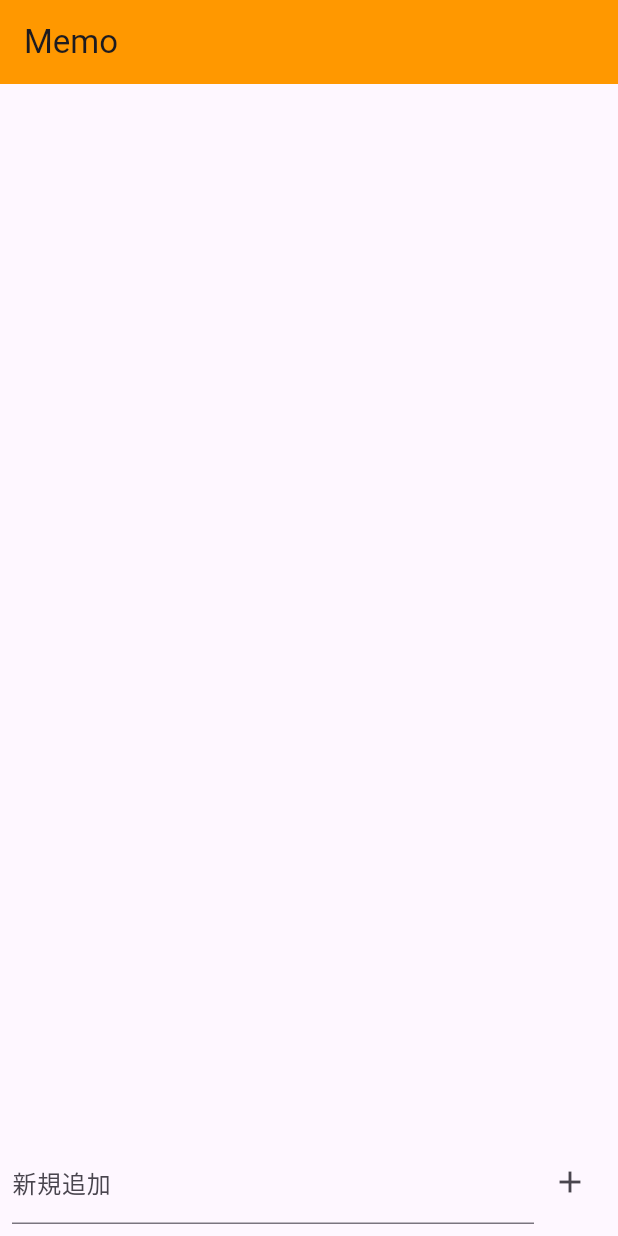
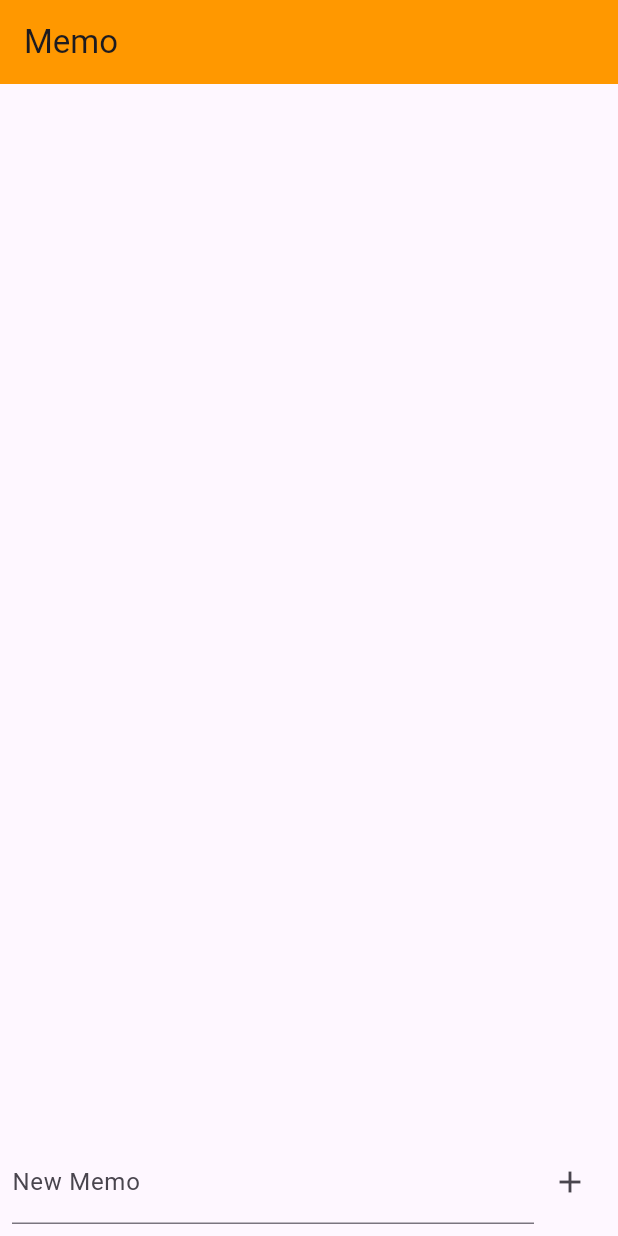
Before and after one commit to Shi-ori/Fultter, a Flutter app: the MemoPage screen opened directly, on a phone screen of 412 x 824 dp. Run offline on Flutter 3.47's test engine with Material 3 defaults, Android fonts, the phone set to English and light mode, and no system bars; our stand-ins replace flutter_local_notifications; missing offline and left inert: dart:html.

Commit message:
Revert "コメント追加"
This reverts commit 566385089264f32b3863f7579e3d1a68be09ee16.

```diff
--- a/fultter_task/lib/memo.dart
+++ b/fultter_task/lib/memo.dart
@@ -1,12 +1,13 @@
 import 'package:flutter/material.dart';
 import 'package:provider/provider.dart';
 
-// メモページ遷移
+
 class NextPage extends StatelessWidget {
   const NextPage({Key? key}) : super(key: key);
 
   @override
   Widget build(BuildContext context) {
+    // ChangeNotifierProviderがあるみたい
     return ChangeNotifierProvider(
       create: (context) => MemoModel(),
       child: MaterialApp(
@@ -26,6 +27,7 @@ class MemoPage extends StatelessWidget {
 
   @override
   Widget build(BuildContext context) {
+
     final memoModel = Provider.of<MemoModel>(context, listen: true);
 
     return Scaffold(
@@ -36,14 +38,13 @@ class MemoPage extends StatelessWidget {
       body: Column(
         children: [
           Expanded(
-            // メモリスト表示
             child: ListView.builder(
-              itemCount: memoModel.memoList.length,//メモ配列
+              itemCount: memoModel.memoList.length,
               itemBuilder: (context, index) {
                 final memo = memoModel.memoList[index];
                 return ListTile(
                   title: Text(memo),
-                  trailing: IconButton( //消すボタン
+                  trailing: IconButton(
                     icon: const Icon(Icons.delete),
                     onPressed: () {
                       memoModel.removeMemo(index);
@@ -58,11 +59,10 @@ class MemoPage extends StatelessWidget {
             child: Row(
               children: [
                 Expanded(
-                  // 新しいメモを入力
                   child: TextField(
                     controller: memoModel.textController,
                     decoration: const InputDecoration(
-                      labelText: '新規追加',
+                      labelText: 'New Memo',
                     ),
                   ),
                 ),
@@ -77,11 +77,12 @@ class MemoPage extends StatelessWidget {
           ),
         ],
       ),
+
     );
   }
 }
 
-// メモリスト管理
+// メモの管理
 class MemoModel extends ChangeNotifier {
   final List<String> _memoList = [];
   final TextEditingController _textController = TextEditingController();
@@ -90,7 +91,7 @@ class MemoModel extends ChangeNotifier {
   List<String> get memoList => _memoList;
   TextEditingController get textController => _textController;
 
-  // 新しいメモ追加
+  // メモを追加
   void addMemo() {
     if (_textController.text.isNotEmpty) {
       _memoList.add(_textController.text);
```
